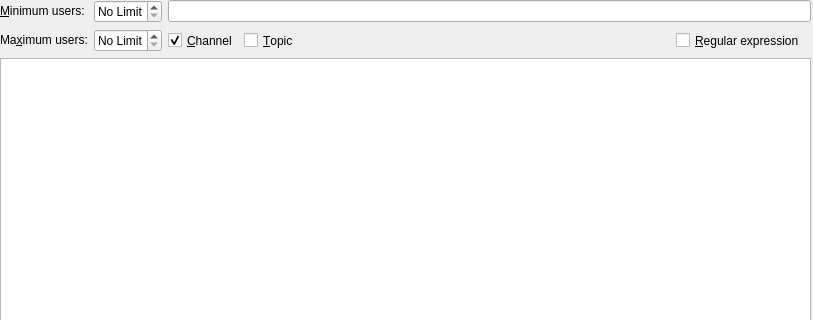
Before: the Qt Designer form src/irc/channellistpanelui.ui in KDE/konversation, drawn with Qt 5; both pictures show x 0 to 813 and y 0 to 320 of the 813 by 503 pixel window.
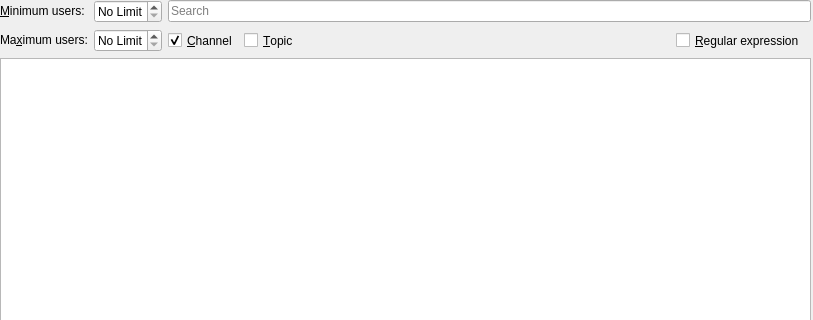
After: the same form once the commit is applied. Custom widgets are drawn as their Qt base class.

Commit message:
KLineEdit::setClickMessage -> QLineEdit::setPlaceholderText
CCBUG:337522

The edit to the form file:
```diff
--- a/src/irc/channellistpanelui.ui
+++ b/src/irc/channellistpanelui.ui
@@ -123,7 +123,7 @@
       <property name="text">
        <string/>
       </property>
-      <property name="clickMessage">
+      <property name="placeholderText">
        <string>Search</string>
       </property>
       <property name="showClearButton" stdset="0">
```
The commit also changes 1 other file.
